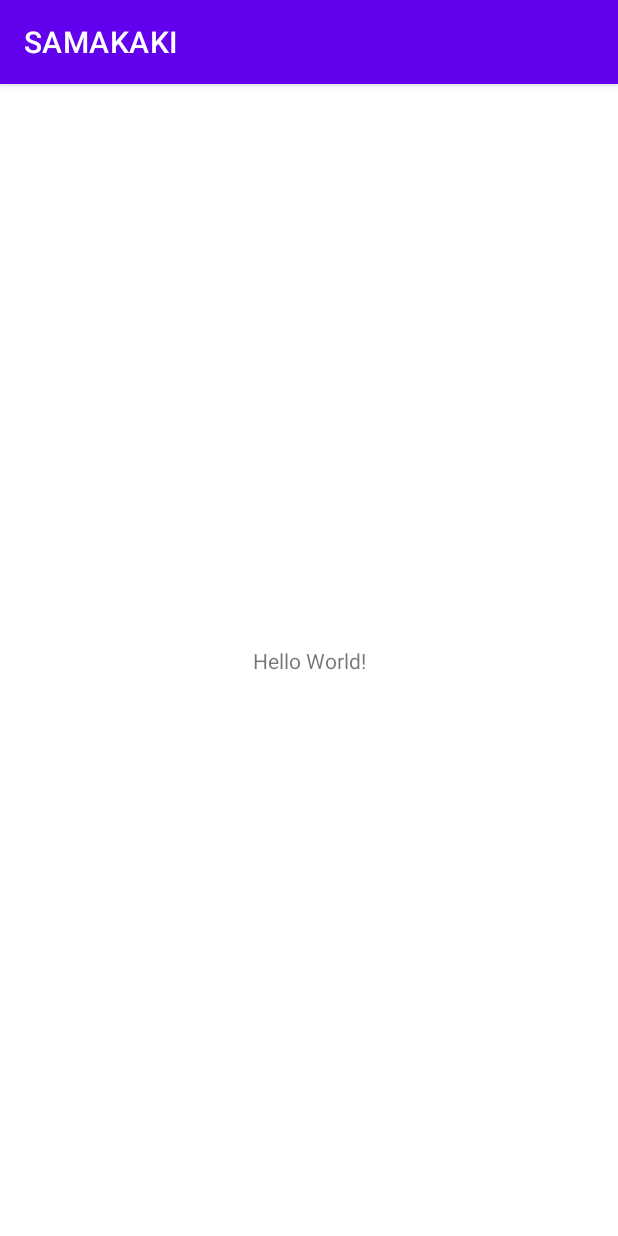
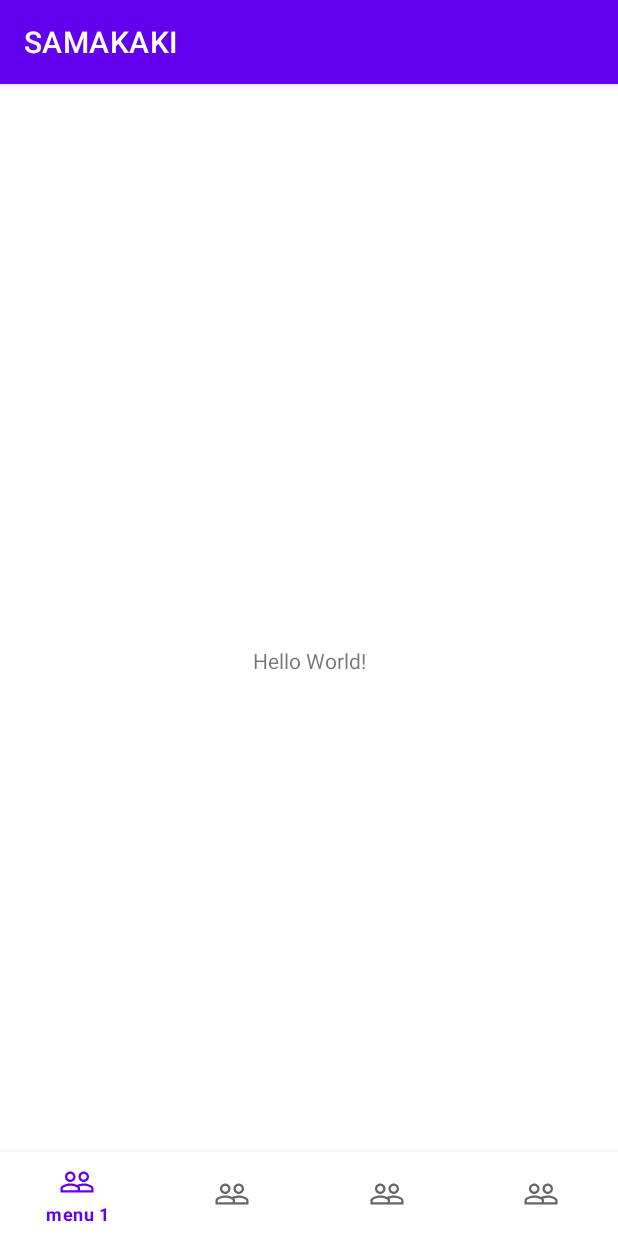
Before and after one commit to anggoroedo32/SAMAKAKI, an Android app: the screen it shows after launch (MainActivity), on a phone screen of 412 x 824 dp. Run offline under Robolectric (Android 15) with nearby library versions, the phone set to English and light mode, and no system bars.

Commit message:
skeleton bottom nav

```diff
--- /dev/null
+++ b/app/src/main/res/drawable/ic_people.xml
@@ -0,0 +1,5 @@
+<vector android:height="32dp" android:tint="#636363"
+    android:viewportHeight="24" android:viewportWidth="24"
+    android:width="32dp" xmlns:android="http://schemas.android.com/apk/res/android">
+    <path android:fillColor="@android:color/white" android:pathData="M16.5,13c-1.2,0 -3.07,0.34 -4.5,1 -1.43,-0.67 -3.3,-1 -4.5,-1C5.33,13 1,14.08 1,16.25L1,19h22v-2.75c0,-2.17 -4.33,-3.25 -6.5,-3.25zM12.5,17.5h-10v-1.25c0,-0.54 2.56,-1.75 5,-1.75s5,1.21 5,1.75v1.25zM21.5,17.5L14,17.5v-1.25c0,-0.46 -0.2,-0.86 -0.52,-1.22 0.88,-0.3 1.96,-0.53 3.02,-0.53 2.44,0 5,1.21 5,1.75v1.25zM7.5,12c1.93,0 3.5,-1.57 3.5,-3.5S9.43,5 7.5,5 4,6.57 4,8.5 5.57,12 7.5,12zM7.5,6.5c1.1,0 2,0.9 2,2s-0.9,2 -2,2 -2,-0.9 -2,-2 0.9,-2 2,-2zM16.5,12c1.93,0 3.5,-1.57 3.5,-3.5S18.43,5 16.5,5 13,6.57 13,8.5s1.57,3.5 3.5,3.5zM16.5,6.5c1.1,0 2,0.9 2,2s-0.9,2 -2,2 -2,-0.9 -2,-2 0.9,-2 2,-2z"/>
+</vector>
--- a/app/src/main/res/layout/activity_main.xml
+++ b/app/src/main/res/layout/activity_main.xml
@@ -15,4 +15,13 @@
         app:layout_constraintStart_toStartOf="parent"
         app:layout_constraintTop_toTopOf="parent" />
 
+    <com.google.android.material.bottomnavigation.BottomNavigationView
+        android:id="@+id/bottom_navigation"
+        android:layout_width="match_parent"
+        android:layout_height="wrap_content"
+        app:layout_constraintBottom_toBottomOf="parent"
+        app:layout_constraintEnd_toEndOf="parent"
+        app:layout_constraintStart_toStartOf="parent"
+        app:menu="@menu/bottom_nav" />
+
 </androidx.constraintlayout.widget.ConstraintLayout>
--- /dev/null
+++ b/app/src/main/res/menu/bottom_nav.xml
@@ -0,0 +1,23 @@
+<?xml version="1.0" encoding="utf-8"?>
+<menu xmlns:android="http://schemas.android.com/apk/res/android">
+    <item
+        android:id="@+id/page_1"
+        android:enabled="true"
+        android:icon="@drawable/ic_people"
+        android:title="menu 1" />
+    <item
+        android:id="@+id/page_2"
+        android:enabled="true"
+        android:icon="@drawable/ic_people"
+        android:title="menu 2" />
+    <item
+        android:id="@+id/page_3"
+        android:enabled="true"
+        android:icon="@drawable/ic_people"
+        android:title="menu 3" />
+    <item
+        android:id="@+id/page_4"
+        android:enabled="true"
+        android:icon="@drawable/ic_people"
+        android:title="menu 4" />
+</menu>
--- a/build.gradle
+++ b/build.gradle
@@ -8,7 +8,7 @@
 plugins {
     id 'com.android.application' version '7.2.2' apply false
     id 'com.android.library' version '7.2.2' apply false
-    id 'org.jetbrains.kotlin.android' version '1.6.10' apply false
+    id 'org.jetbrains.kotlin.android' version '1.7.10' apply false
 }
 
 task clean(type: Delete) {
```
